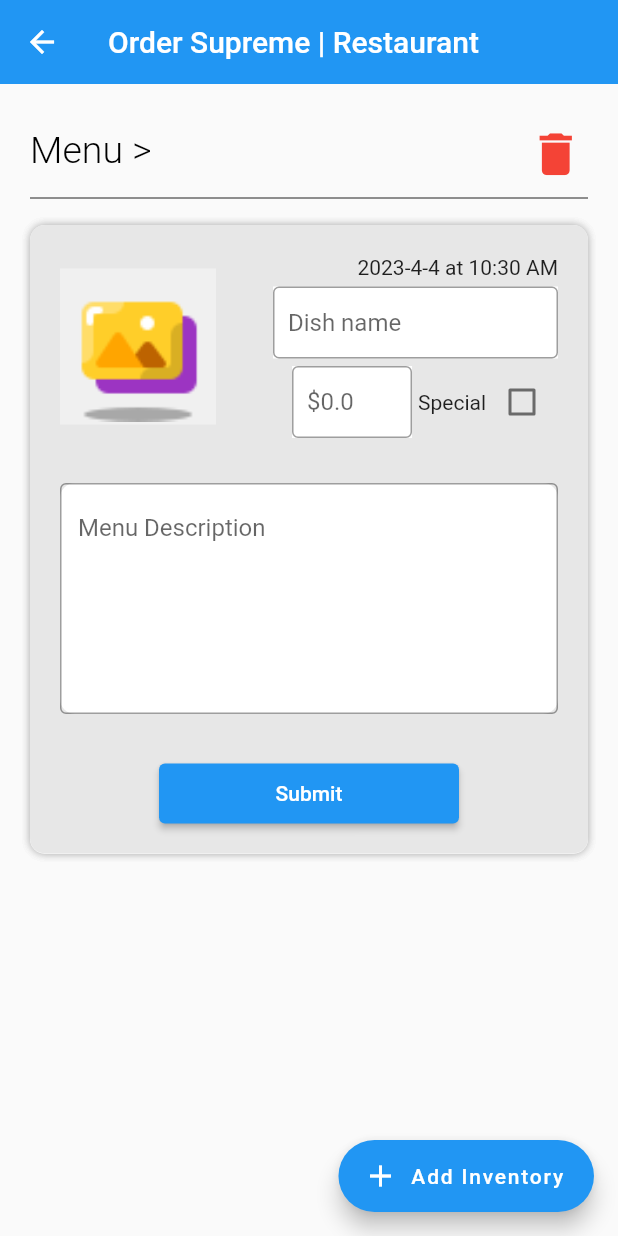
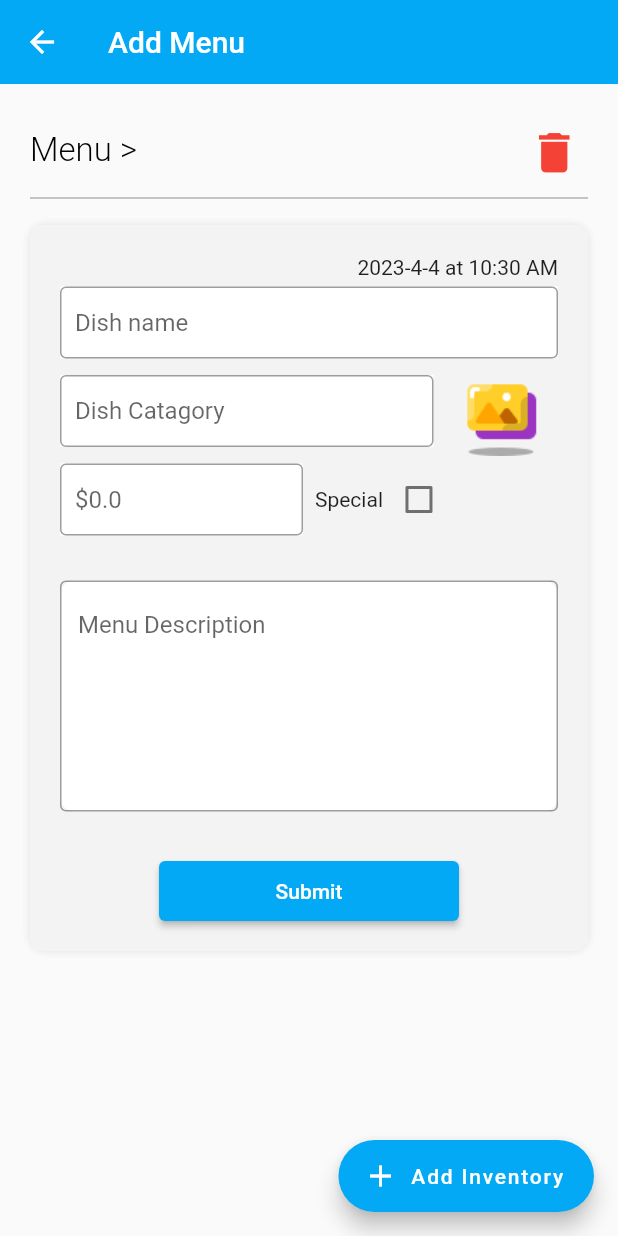
Before and after one commit to kalkidan12/restaurant-app-for-restaurants, a Flutter app: the MenuDetail screen opened directly, on a phone screen of 412 x 824 dp. Run offline on Flutter 3.47's test engine with Material 2 defaults, Android fonts, the phone set to English and light mode, and no system bars; our stand-ins replace gallery_saver, image_picker, intl_phone_number_input, localstorage, qr_flutter, share_plus; missing offline and left inert: flutter_barcode_scanner; Roboto replaces fonts that are missing (Merriweather).

Commit message:
add menu page updated

```diff
--- a/lib/main.dart
+++ b/lib/main.dart
@@ -22,8 +22,8 @@ class MyApp extends StatelessWidget {
     return MaterialApp(
       debugShowCheckedModeBanner: false,
       theme: ThemeData(
-        primarySwatch: Colors.blue,
-        primaryColor: Colors.blue,
+        primarySwatch: Colors.lightBlue,
+        primaryColor: Colors.lightBlue,
       ),
       home: LoginScreen(),
     );
--- a/lib/screens/inventory/inventory_page.dart
+++ b/lib/screens/inventory/inventory_page.dart
@@ -224,7 +224,7 @@ class _InventoryListState extends State<InventoryList> {
                                     },
                                     icon: Icon(
                                       Icons.edit,
-                                      color: Colors.blue[400],
+                                      color: Colors.lightBlue[400],
                                       size: 30,
                                     ),
                                   ))
--- a/lib/screens/menu/menu_detail.dart
+++ b/lib/screens/menu/menu_detail.dart
@@ -207,14 +207,17 @@ class _MenuDetailState extends State<MenuDetail> {
             ),
           );
         },
-        label: const Text('Add Inventory'),
-        icon: const Icon(Icons.add),
+        label: const Text(
+          'Add Inventory',
+          style: TextStyle(color: Colors.white),
+        ),
+        icon: const Icon(Icons.add, color: Colors.white),
       ),
       appBar: AppBar(
-        backgroundColor: Colors.blue,
+        backgroundColor: Colors.lightBlue,
         elevation: 0,
         title: const Text(
-          "Order Supreme | Restaurant",
+          "Add Menu",
           style: TextStyle(
             color: Colors.white,
           ),
@@ -224,7 +227,10 @@ class _MenuDetailState extends State<MenuDetail> {
               Navigator.push(
                   context, MaterialPageRoute(builder: (context) => MenuList()));
             },
-            icon: Icon(Icons.arrow_back)),
+            icon: const Icon(
+              Icons.arrow_back,
+              color: Colors.white,
+            )),
       ),
       body: Container(
         width: MediaQuery.of(context).size.width,
@@ -236,7 +242,7 @@ class _MenuDetailState extends State<MenuDetail> {
               Text(
                 "Menu > ${_dishNameController.text}",
                 style: const TextStyle(
-                    fontSize: 25.0,
+                    fontSize: 22.0,
                     color: Color(0xFF000000),
                     fontWeight: FontWeight.w300,
                     fontFamily: "Merriweather"),
@@ -248,26 +254,26 @@ class _MenuDetailState extends State<MenuDetail> {
                 icon: const Icon(
                   Icons.delete,
                   color: Colors.red,
-                  size: 37.0,
+                  size: 35.0,
                 ),
               )
             ],
           ),
           const Divider(
-            color: Colors.black87,
+            color: Color.fromARGB(221, 124, 124, 124),
           ),
           const SizedBox(height: 10),
           Container(
             padding: const EdgeInsets.all(20),
             width: MediaQuery.of(context).size.width - 20,
             decoration: BoxDecoration(
-              color: Color.fromARGB(255, 231, 231, 231),
+              color: Color.fromARGB(255, 243, 243, 243),
               boxShadow: List.filled(
                 3,
                 const BoxShadow(
                   blurRadius: 4,
                   blurStyle: BlurStyle.outer,
-                  color: Colors.black12,
+                  color: Color.fromARGB(31, 176, 176, 176),
                 ),
               ),
               borderRadius: BorderRadius.circular(10),
@@ -279,27 +285,6 @@ class _MenuDetailState extends State<MenuDetail> {
                   Row(
                     mainAxisAlignment: MainAxisAlignment.spaceBetween,
                     children: [
-                      Container(
-                        color: Color.fromARGB(255, 240, 240, 240),
-                        padding: const EdgeInsets.all(2),
-                        child: GestureDetector(
-                          onTap: () {
-                            pickImage(ImageSource.gallery);
-                          },
-                          child: Container(
-                            width: 100.0,
-                            height: 100.0,
-                            decoration: BoxDecoration(
-                                image: DecorationImage(
-                              fit: BoxFit.cover,
-                              image: image == null
-                                  ? AssetImage('assets/images/gallery.png')
-                                      as ImageProvider
-                                  : FileImage(File(image!.path)),
-                            )),
-                          ),
-                        ),
-                      ),
                       Expanded(
                         child: Column(
                           crossAxisAlignment: CrossAxisAlignment.end,
@@ -312,12 +297,13 @@ class _MenuDetailState extends State<MenuDetail> {
                             ),
                             Container(
                                 color: Colors.white,
-                                width: 190,
+                                // width: 190,
                                 child: TextFormField(
                                   controller: _dishNameController,
                                   textAlignVertical: TextAlignVertical.center,
                                   decoration: InputDecoration(
-                                      contentPadding: EdgeInsets.symmetric(
+                                      contentPadding:
+                                          const EdgeInsets.symmetric(
                                               vertical: 5, horizontal: 10),
                                       hintText:
                                           '${_dishNameController.text == "" ? "Dish name" : _dishNameController.text}',
@@ -327,25 +313,85 @@ class _MenuDetailState extends State<MenuDetail> {
                               height: 5,
                             ),
                             Row(
+                              mainAxisAlignment: MainAxisAlignment.spaceBetween,
+                              children: [
+                                Expanded(
+                                  child: Container(
+                                      color: Colors.white,
+                                      // width: 190,
+                                      child: TextFormField(
+                                        controller: _dishNameController,
+                                        textAlignVertical:
+                                            TextAlignVertical.center,
+                                        decoration: InputDecoration(
+                                            contentPadding:
+                                                const EdgeInsets.symmetric(
+                                                    vertical: 5,
+                                                    horizontal: 10),
+                                            hintText:
+                                                '${_dishNameController.text == "" ? "Dish Catagory" : _dishNameController.text}',
+                                            border: OutlineInputBorder()),
+                                      )),
+                                ),
+                                const SizedBox(
+                                  width: 15,
+                                ),
+                                GestureDetector(
+                                  onTap: () {
+                                    pickImage(ImageSource.gallery);
+                                  },
+                                  child: Container(
+                                    width: 60,
+                                    height: 60,
+                                    decoration: BoxDecoration(
+                                        image: DecorationImage(
+                                      fit: BoxFit.contain,
+                                      image: image == null
+                                          ? AssetImage(
+                                                  'assets/images/gallery.png')
+                                              as ImageProvider
+                                          : FileImage(File(image!.path)),
+                                    )),
+                                  ),
+                                ),
+                                const SizedBox(
+                                  width: 8,
+                                ),
+                              ],
+                            ),
+                            const SizedBox(
+                              height: 5,
+                            ),
+                            Container(
+                              // width: 190,
+                              child: Row(
                                 mainAxisAlignment: MainAxisAlignment.end,
                                 children: [
-                                Container(
+                                  Expanded(
+                                    child: Container(
                                         color: Colors.white,
-                                    width: 80,
+                                        // width: 90,
                                         child: TextFormField(
+                                          keyboardType: TextInputType.number,
                                           controller: _priceController,
                                           textAlignVertical:
                                               TextAlignVertical.center,
                                           decoration: InputDecoration(
-                                          contentPadding: EdgeInsets.symmetric(
-                                              vertical: 5, horizontal: 10),
+                                              contentPadding:
+                                                  const EdgeInsets.symmetric(
+                                                      vertical: 5,
+                                                      horizontal: 10),
                                               hintText:
                                                   '${_priceController.text == "" ? "\$0.0" : _priceController.text}',
                                               border: OutlineInputBorder()),
                                         )),
+                                  ),
                                   const SizedBox(
-                                  width: 4,
+                                    width: 8,
                                   ),
+                                  Expanded(
+                                    child: Row(
+                                      children: [
                                         const Text('Special'),
                                         Checkbox(
                                             value: _isSpecial,
@@ -353,6 +399,10 @@ class _MenuDetailState extends State<MenuDetail> {
                                                   _isSpecial = value!;
                                                 })))
                                       ],
+                                    ),
+                                  )
+                                ],
+                              ),
                             )
                           ],
                         ),
@@ -403,7 +453,10 @@ class _MenuDetailState extends State<MenuDetail> {
                             formSubmitted(dishName, dishDescription, dishPrice,
                                 isSpecial);
                           },
-                          child: const Text('Submit')))
+                          child: const Text(
+                            'Submit',
+                            style: TextStyle(color: Colors.white),
+                          )))
                 ],
               ),
             ),
--- a/lib/screens/menu/menu_page.dart
+++ b/lib/screens/menu/menu_page.dart
@@ -225,7 +225,7 @@ class _MenuListState extends State<MenuList> {
                                               },
                                               icon: Icon(
                                                 Icons.edit,
-                                                color: Colors.blue[400],
+                                                color: Colors.lightBlue[400],
                                                 size: 30,
                                               ),
                                             ))
--- a/lib/widgets/app_bar.dart
+++ b/lib/widgets/app_bar.dart
@@ -9,7 +9,7 @@ class MyAppbar extends StatelessWidget {
   @override
   Widget build(BuildContext context) {
     return AppBar(
-      backgroundColor: Colors.blue,
+      backgroundColor: Colors.lightBlue,
       elevation: 0,
       title: const Text(
         "Fast Track | Restaurant",
--- a/lib/widgets/app_bar_for_auth.dart
+++ b/lib/widgets/app_bar_for_auth.dart
@@ -9,7 +9,7 @@ class MyAppbarForAuthPage extends StatelessWidget {
   @override
   Widget build(BuildContext context) {
     return AppBar(
-      backgroundColor: Colors.blue,
+      backgroundColor: Colors.lightBlue,
       elevation: 0,
       automaticallyImplyLeading: false,
       title: const Text(
```
Also changed, not shown: lib/screens/table/table_detail.dart (+64 -77 lines), lib/screens/table/table_page.dart (+77 -58 lines), 1 other file. Lines whose indentation alone changed are shown as unchanged.
